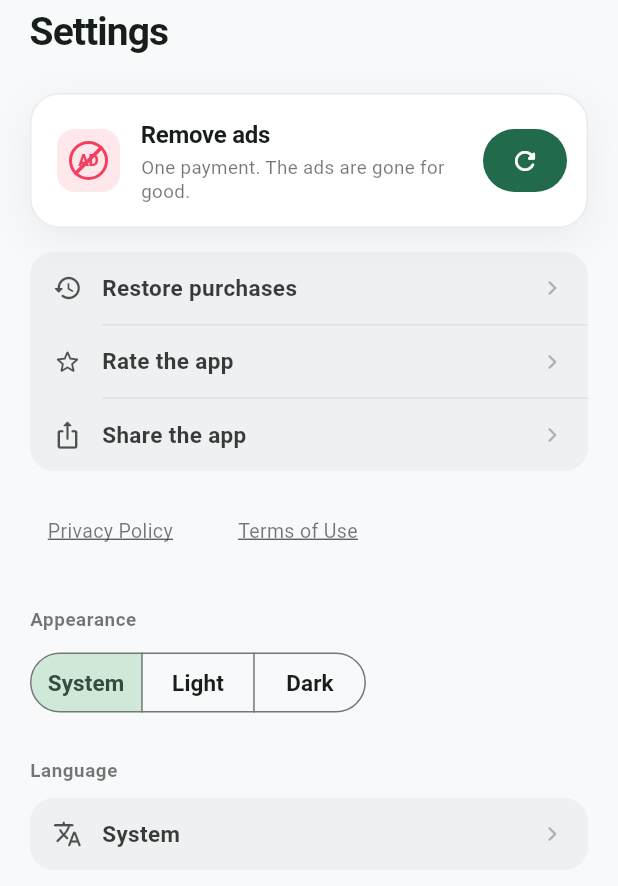
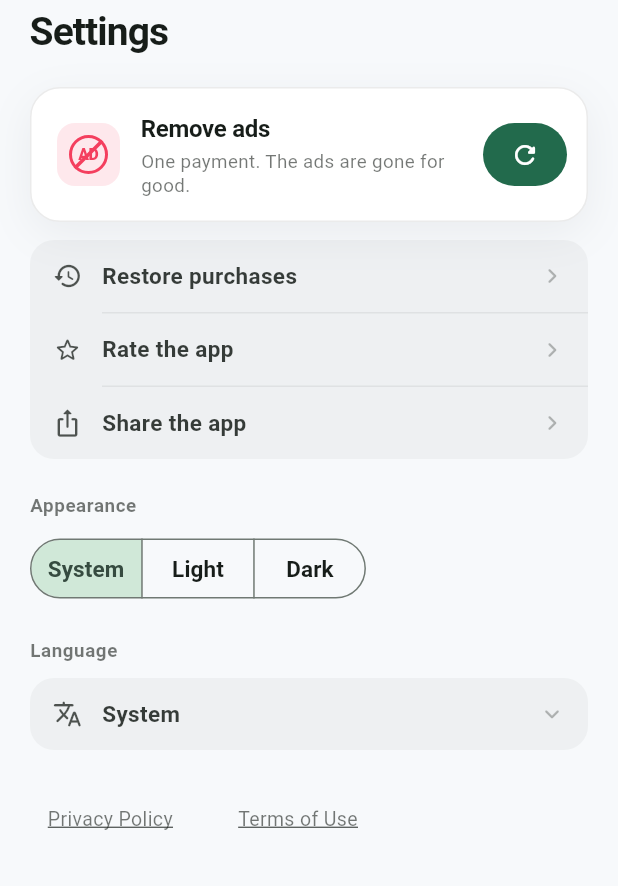
Before and after one commit to eddyjana1999/compound, a Flutter app: the _SettingsSheet widget shown alone on an empty page, opened directly, on a phone screen of 412 x 824 dp. Shown: the top 886 px of the screen. Run offline on Flutter 3.47's test engine with Material 3 defaults, Android fonts, the phone set to English and light mode, and no system bars; our stand-ins replace fl_chart, flutter_riverpod, google_mobile_ads, in_app_purchase, share_plus, shared_preferences; missing offline and left inert: app_tracking_transparency; accounts and stored records are empty; statements that could not run were skipped.

Commit message:
Open the language list in place instead of in a second sheet
Changing the language rebuilds the whole app, including both modal routes
that were open - the settings sheet and the language picker stacked on it -
and the picker was left with no route to close through. A sheet that opens a
sheet that rebuilds its own parent is a knot; folding the list open inside
the existing sheet has no route to lose. Adding a route to save space was
the wrong call when collapsing the list does the same thing.

Reorders the sheet to what it is for: the offer, then the actions, then the
two settings people actually come here to change, and the legal links last -
nobody opens Settings to read them, but both stores expect them reachable
from inside the app.

The body scrolls now, so an open language list cannot push anything off a
small screen.

Co-Authored-By: Claude Opus 5 <noreply@anthropic.com>

```diff
--- a/lib/ui/screens/settings_sheet.dart
+++ b/lib/ui/screens/settings_sheet.dart
@@ -37,14 +37,31 @@ const Map<String, String> _languageNames = {
   'he': 'עברית',
 };
 
-class _SettingsSheet extends ConsumerWidget {
+class _SettingsSheet extends ConsumerStatefulWidget {
   const _SettingsSheet();
 
   @override
-  Widget build(BuildContext context, WidgetRef ref) {
+  ConsumerState<_SettingsSheet> createState() => _SettingsSheetState();
+}
+
+class _SettingsSheetState extends ConsumerState<_SettingsSheet> {
+  /// The language list opens inside this sheet rather than in one of its own.
+  ///
+  /// It used to be a second modal route stacked on this one, and changing the
+  /// language rebuilt the app underneath both of them — which left the picker
+  /// unable to close. A sheet that opens a sheet that rebuilds its own parent
+  /// is a knot; expanding in place has no route to lose.
+  bool _languageOpen = false;
+
+  @override
+  Widget build(BuildContext context) {
     final l10n = AppLocalizations.of(context);
     final settings = ref.watch(settingsProvider);
     final notifier = ref.read(settingsProvider.notifier);
+
+    final currentLanguage = settings.locale == null
+        ? l10n.systemDefault
+        : _languageNames[settings.locale!.languageCode] ?? l10n.systemDefault;
 
     return SafeArea(
       child: Padding(
@@ -54,14 +71,14 @@ class _SettingsSheet extends ConsumerWidget {
           crossAxisAlignment: CrossAxisAlignment.start,
           children: [
             Text(l10n.settings, style: context.texts.headlineMedium),
-            const SizedBox(height: 24),
-            // Buying and restoring the same thing sit together: a reviewer
-            // looking for either finds both, and a user who has already paid
-            // sees the card disappear and only Restore remain.
+            const SizedBox(height: 20),
+            Flexible(
+              child: SingleChildScrollView(
+                child: Column(
+                  crossAxisAlignment: CrossAxisAlignment.start,
+                  children: [
+                    // What this screen is for, first.
                     const RemoveAdsCard(padded: false),
-            // Apple requires a restore path for a non-consumable; an app that
-            // can sell this but cannot restore it is rejected.
-            const SizedBox(height: 4),
                     _ActionGroup(
                       children: [
                         _RestoreRow(purchased: ref.watch(adsRemovedProvider)),
@@ -75,17 +92,17 @@ class _SettingsSheet extends ConsumerWidget {
                           label: l10n.shareApp,
                           onTap: () => SharePlus.instance.share(
                             ShareParams(
-                      text: '${l10n.shareAppMessage}\n${LegalLinks.appStore}',
+                              text: '${l10n.shareAppMessage}\n'
+                                  '${LegalLinks.appStore}',
                             ),
                           ),
                         ),
                       ],
                     ),
-            const SizedBox(height: 16),
-            // Reachable from inside the app, not only from the store
-            // listing. Both stores expect it of anything that carries ads or
-            // sells something, and it is one of the things a reviewer taps.
-            const _LegalRow(),
+                    const SizedBox(height: 22),
+
+                    // Then the two things a person actually comes here to
+                    // change, in the order they are most often changed.
                     Text(l10n.appearance, style: context.texts.labelMedium),
                     const SizedBox(height: 10),
                     SegmentedButton<ThemeMode>(
@@ -94,69 +111,89 @@ class _SettingsSheet extends ConsumerWidget {
                           value: ThemeMode.system,
                           label: Text(l10n.systemDefault),
                         ),
-                ButtonSegment(value: ThemeMode.light, label: Text(l10n.light)),
-                ButtonSegment(value: ThemeMode.dark, label: Text(l10n.dark)),
+                        ButtonSegment(
+                          value: ThemeMode.light,
+                          label: Text(l10n.light),
+                        ),
+                        ButtonSegment(
+                          value: ThemeMode.dark,
+                          label: Text(l10n.dark),
+                        ),
                       ],
                       selected: {settings.themeMode},
                       showSelectedIcon: false,
                       onSelectionChanged: (selection) =>
                           notifier.setThemeMode(selection.first),
                     ),
-            const SizedBox(height: 26),
-            // Only shown where consent law requires an ongoing way to change
-            // the answer. Elsewhere there is nothing to change, and an entry
-            // that opens an empty form is worse than no entry.
-            ref
-                .watch(privacyOptionsRequiredProvider)
-                .maybeWhen(
+                    const SizedBox(height: 22),
+
+                    Text(l10n.language, style: context.texts.labelMedium),
+                    const SizedBox(height: 10),
+                    _ActionGroup(
+                      children: [
+                        _ActionRow(
+                          icon: Icons.translate_rounded,
+                          label: currentLanguage,
+                          expanded: _languageOpen,
+                          onTap: () => setState(
+                            () => _languageOpen = !_languageOpen,
+                          ),
+                        ),
+                        if (_languageOpen) ...[
+                          _LanguageTile(
+                            label: l10n.systemDefault,
+                            selected: settings.locale == null,
+                            onTap: () {
+                              notifier.setLocale(null);
+                              setState(() => _languageOpen = false);
+                            },
+                          ),
+                          for (final entry in _languageNames.entries)
+                            _LanguageTile(
+                              label: entry.value,
+                              selected:
+                                  settings.locale?.languageCode == entry.key,
+                              onTap: () {
+                                notifier.setLocale(Locale(entry.key));
+                                setState(() => _languageOpen = false);
+                              },
+                            ),
+                        ],
+                      ],
+                    ),
+
+                    // Only shown where consent law requires an ongoing way to
+                    // change the answer. Elsewhere there is nothing to change,
+                    // and an entry that opens an empty form is worse than
+                    // no entry.
+                    ref.watch(privacyOptionsRequiredProvider).maybeWhen(
                           data: (required) => required
                               ? Padding(
-                          padding: const EdgeInsets.only(bottom: 26),
-                          child: OutlinedButton.icon(
-                            onPressed: () => ref
+                                  padding: const EdgeInsets.only(top: 22),
+                                  child: _ActionGroup(
+                                    children: [
+                                      _ActionRow(
+                                        icon: Icons.privacy_tip_outlined,
+                                        label: l10n.adPrivacy,
+                                        onTap: () => ref
                                             .read(adServiceProvider)
                                             .showPrivacyOptions(),
-                            icon: const Icon(
-                              Icons.privacy_tip_outlined,
-                              size: 18,
                                       ),
-                            label: Text(l10n.adPrivacy),
-                            style: OutlinedButton.styleFrom(
-                              minimumSize: const Size.fromHeight(46),
-                              shape: RoundedRectangleBorder(
-                                borderRadius: BorderRadius.circular(14),
-                              ),
-                            ),
+                                    ],
                                   ),
                                 )
                               : const SizedBox.shrink(),
                           orElse: () => const SizedBox.shrink(),
                         ),
-            Text(l10n.language, style: context.texts.labelMedium),
-            const SizedBox(height: 10),
-            // One row, not nine. The inline list of every language took more
-            // vertical space than everything else on this sheet combined, on
-            // a screen whose other job is to sell something.
-            _ActionGroup(
-              children: [
-                _ActionRow(
-                  icon: Icons.translate_rounded,
-                  label: settings.locale == null
-                      ? l10n.systemDefault
-                      : _languageNames[settings.locale!.languageCode] ??
-                          l10n.systemDefault,
-                  onTap: () async {
-                    final picked = await showLanguagePicker(
-                      context,
-                      selected: settings.locale?.languageCode,
-                    );
-                    if (picked == null) return;
-                    notifier.setLocale(
-                      picked == _systemLocale ? null : Locale(picked),
-                    );
-                  },
+
+                    // Last, because nobody opens Settings to read them — but
+                    // both stores expect them to be reachable from inside the
+                    // app, and App Review taps them.
+                    const SizedBox(height: 22),
+                    const _LegalRow(),
+                  ],
                 ),
-              ],
+              ),
             ),
           ],
         ),
@@ -282,9 +319,6 @@ Future<void> _openUrl(String url) async {
   await launchUrl(uri, mode: LaunchMode.externalApplication);
 }
 
-/// The sentinel the language picker returns for "follow the device".
-const String _systemLocale = '__system__';
-
 /// A card that holds a run of [_ActionRow]s with hairlines between them.
 class _ActionGroup extends StatelessWidget {
   const _ActionGroup({required this.children});
@@ -327,6 +361,7 @@ class _ActionRow extends StatelessWidget {
     required this.onTap,
     this.tint,
     this.busy = false,
+    this.expanded,
   });
 
   final IconData icon;
@@ -334,6 +369,10 @@ class _ActionRow extends StatelessWidget {
   final VoidCallback? onTap;
   final Color? tint;
   final bool busy;
+
+  /// Non-null when this row opens something below it, and the chevron should
+  /// point down rather than forward.
+  final bool? expanded;
 
   @override
   Widget build(BuildContext context) {
@@ -368,7 +407,11 @@ class _ActionRow extends StatelessWidget {
             ),
             if (onTap != null)
               Icon(
-                Icons.chevron_right_rounded,
+                expanded == null
+                    ? Icons.chevron_right_rounded
+                    : expanded!
+                        ? Icons.expand_less_rounded
+                        : Icons.expand_more_rounded,
                 size: 20,
                 color: context.colors.onSurface.withValues(alpha: 0.3),
               ),
@@ -378,51 +421,3 @@ class _ActionRow extends StatelessWidget {
     );
   }
 }
-
-/// Language as its own sheet, returning a code or [_systemLocale].
-Future<String?> showLanguagePicker(
-  BuildContext context, {
-  required String? selected,
-}) {
-  return showModalBottomSheet<String>(
-    context: context,
-    isScrollControlled: true,
-    showDragHandle: true,
-    builder: (sheetContext) {
-      final l10n = AppLocalizations.of(sheetContext);
-      return SafeArea(
-        child: Padding(
-          padding: const EdgeInsets.fromLTRB(20, 4, 20, 20),
-          child: Column(
-            mainAxisSize: MainAxisSize.min,
-            crossAxisAlignment: CrossAxisAlignment.start,
-            children: [
-              Text(l10n.language, style: sheetContext.texts.headlineMedium),
-              const SizedBox(height: 16),
-              Flexible(
-                child: SingleChildScrollView(
-                  child: Column(
-                    children: [
-                      _LanguageTile(
-                        label: l10n.systemDefault,
-                        selected: selected == null,
-                        onTap: () =>
-                            Navigator.pop(sheetContext, _systemLocale),
-                      ),
-                      for (final entry in _languageNames.entries)
-                        _LanguageTile(
-                          label: entry.value,
-                          selected: selected == entry.key,
-                          onTap: () => Navigator.pop(sheetContext, entry.key),
-                        ),
-                    ],
-                  ),
-                ),
-              ),
-            ],
-          ),
-        ),
-      );
-    },
-  );
-}
```
Lines whose indentation alone changed are shown as unchanged.
